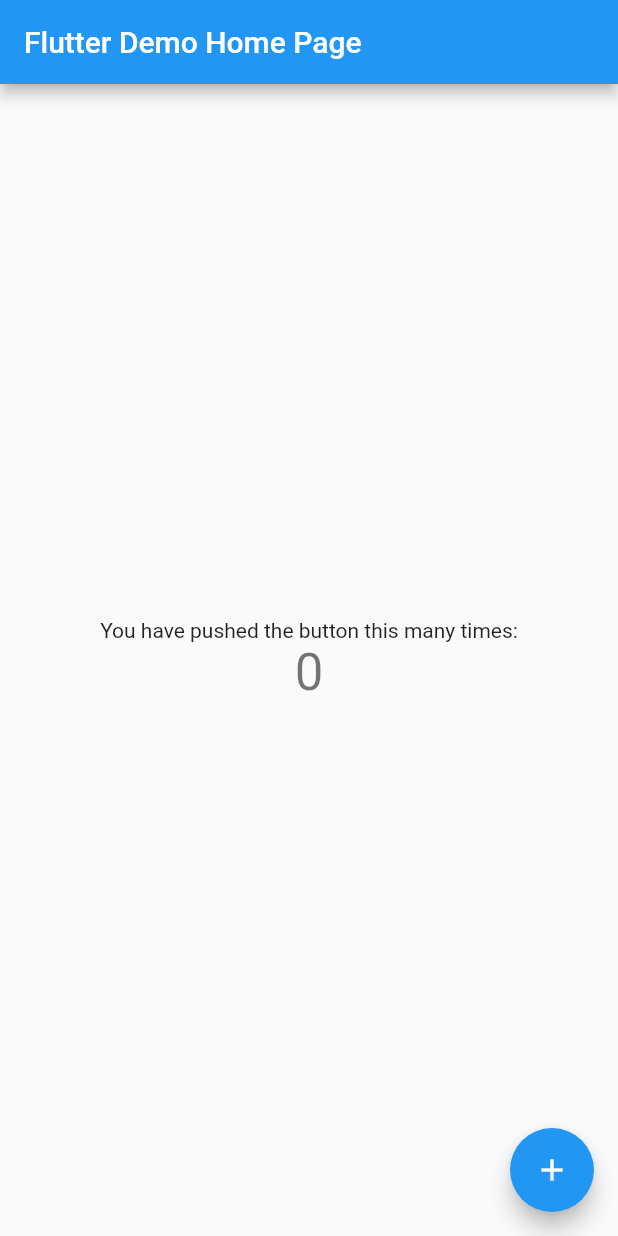
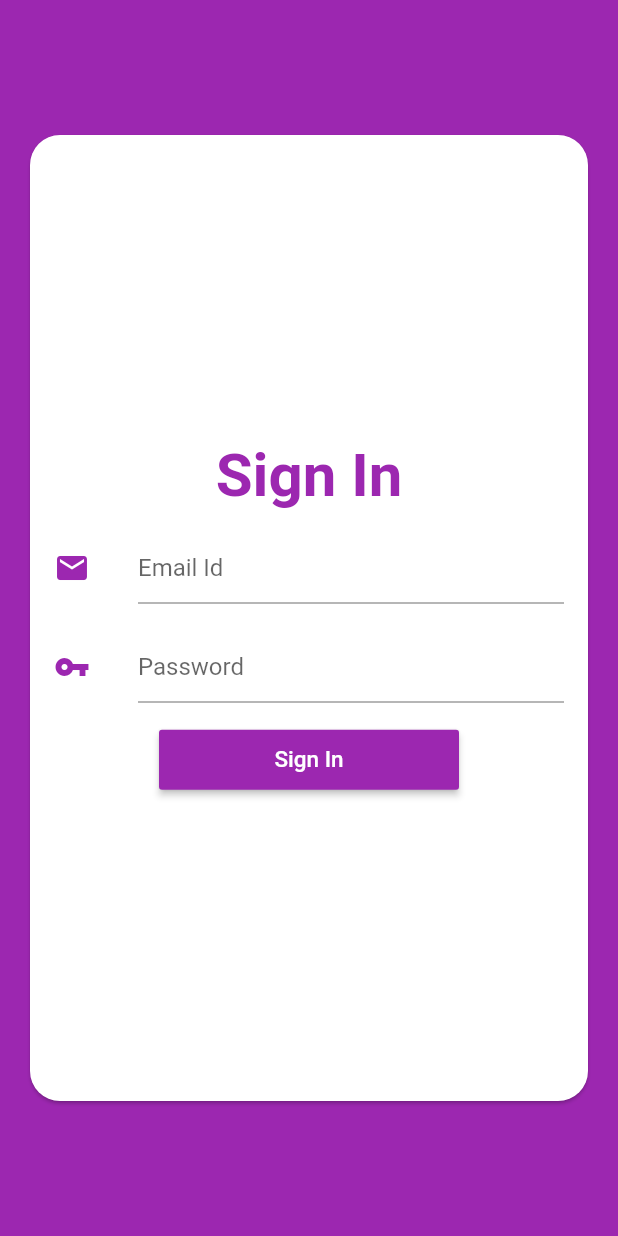
Before and after one commit to Vinothgopi97/account_manager1, a Flutter app: the screen it shows after launch, on a phone screen of 412 x 824 dp. Run offline on Flutter 3.47's test engine with Material 2 defaults, Android fonts, the phone set to English and light mode, and no system bars.

Commit message:
Signin page Home Page initial Customer data modal Delivery Person data Modal

```diff
--- a/lib/main.dart
+++ b/lib/main.dart
@@ -1,3 +1,5 @@
+import 'package:account_manager/views/HomePage.dart';
+import 'package:account_manager/views/SigninPage.dart';
 import 'package:flutter/material.dart';
 
 void main() {
@@ -9,109 +11,64 @@ class MyApp extends StatelessWidget {
   @override
   Widget build(BuildContext context) {
     return MaterialApp(
-      title: 'Flutter Demo',
+      title: 'Account Manager',
       theme: ThemeData(
-        // This is the theme of your application.
-        //
-        // Try running your application with "flutter run". You'll see the
-        // application has a blue toolbar. Then, without quitting the app, try
-        // changing the primarySwatch below to Colors.green and then invoke
-        // "hot reload" (press "r" in the console where you ran "flutter run",
-        // or simply save your changes to "hot reload" in a Flutter IDE).
-        // Notice that the counter didn't reset back to zero; the application
-        // is not restarted.
-        primarySwatch: Colors.blue,
-        // This makes the visual density adapt to the platform that you run
-        // the app on. For desktop platforms, the controls will be smaller and
-        // closer together (more dense) than on mobile platforms.
+        appBarTheme: AppBarTheme(
+          color: Colors.purple,
+          textTheme: TextTheme(
+            headline1: TextStyle(
+                fontSize: 20,
+                color: Colors.white
+            )
+          )
+        ),
+        primarySwatch: Colors.purple,
+        accentColor: Colors.purpleAccent,
+        cursorColor: Colors.purple,
+        iconTheme: IconThemeData(
+          color: Colors.purple
+        ),
+        backgroundColor: Colors.purple,
+        buttonColor: Colors.purple,
+        splashColor: Colors.red,
+        buttonTheme: ButtonThemeData(
+          textTheme: ButtonTextTheme.normal,
+          buttonColor: Colors.purple,
+          splashColor: Colors.red,
+        ),
+        primaryColor: Colors.purple,
+        cardTheme: CardTheme(
+          margin: EdgeInsets.symmetric(
+            vertical: 40,
+            horizontal: 20
+          )
+        ),
+        textTheme: TextTheme(
+          headline1: TextStyle(
+            fontSize: 40,
+            fontWeight: FontWeight.bold,
+            fontStyle: FontStyle.normal,
+            color: Colors.purple
+          ),
+          headline2: TextStyle(
+              fontSize: 20,
+              fontWeight: FontWeight.bold,
+              fontStyle: FontStyle.normal,
+              color: Colors.purple
+          ),
+          button: TextStyle(
+            color: Colors.white,
+            fontSize: 15,
+          )
+
+        ),
         visualDensity: VisualDensity.adaptivePlatformDensity,
       ),
-      home: MyHomePage(title: 'Flutter Demo Home Page'),
+      home: SigninPage(),
+      routes: <String,WidgetBuilder> {
+        "/signin": (builder) => SigninPage(),
+        "/home": (builder) => Home(),
+      },
     );
   }
 }
-
-class MyHomePage extends StatefulWidget {
-  MyHomePage({Key key, this.title}) : super(key: key);
-
-  // This widget is the home page of your application. It is stateful, meaning
-  // that it has a State object (defined below) that contains fields that affect
-  // how it looks.
-
-  // This class is the configuration for the state. It holds the values (in this
-  // case the title) provided by the parent (in this case the App widget) and
-  // used by the build method of the State. Fields in a Widget subclass are
-  // always marked "final".
-
-  final String title;
-
-  @override
-  _MyHomePageState createState() => _MyHomePageState();
-}
-
-class _MyHomePageState extends State<MyHomePage> {
-  int _counter = 0;
-
-  void _incrementCounter() {
-    setState(() {
-      // This call to setState tells the Flutter framework that something has
-      // changed in this State, which causes it to rerun the build method below
-      // so that the display can reflect the updated values. If we changed
-      // _counter without calling setState(), then the build method would not be
-      // called again, and so nothing would appear to happen.
-      _counter++;
-    });
-  }
-
-  @override
-  Widget build(BuildContext context) {
-    // This method is rerun every time setState is called, for instance as done
-    // by the _incrementCounter method above.
-    //
-    // The Flutter framework has been optimized to make rerunning build methods
-    // fast, so that you can just rebuild anything that needs updating rather
-    // than having to individually change instances of widgets.
-    return Scaffold(
-      appBar: AppBar(
-        // Here we take the value from the MyHomePage object that was created by
-        // the App.build method, and use it to set our appbar title.
-        title: Text(widget.title),
-      ),
-      body: Center(
-        // Center is a layout widget. It takes a single child and positions it
-        // in the middle of the parent.
-        child: Column(
-          // Column is also a layout widget. It takes a list of children and
-          // arranges them vertically. By default, it sizes itself to fit its
-          // children horizontally, and tries to be as tall as its parent.
-          //
-          // Invoke "debug painting" (press "p" in the console, choose the
-          // "Toggle Debug Paint" action from the Flutter Inspector in Android
-          // Studio, or the "Toggle Debug Paint" command in Visual Studio Code)
-          // to see the wireframe for each widget.
-          //
-          // Column has various properties to control how it sizes itself and
-          // how it positions its children. Here we use mainAxisAlignment to
-          // center the children vertically; the main axis here is the vertical
-          // axis because Columns are vertical (the cross axis would be
-          // horizontal).
-          mainAxisAlignment: MainAxisAlignment.center,
-          children: <Widget>[
-            Text(
-              'You have pushed the button this many times:',
-            ),
-            Text(
-              '$_counter',
-              style: Theme.of(context).textTheme.headline4,
-            ),
-          ],
-        ),
-      ),
-      floatingActionButton: FloatingActionButton(
-        onPressed: _incrementCounter,
-        tooltip: 'Increment',
-        child: Icon(Icons.add),
-      ), // This trailing comma makes auto-formatting nicer for build methods.
-    );
-  }
-}
--- /dev/null
+++ b/lib/views/SigninPage.dart
@@ -0,0 +1,74 @@
+import 'package:account_manager/views/components/EmailInputField.dart';
+import 'package:account_manager/views/components/PasswordInputFiled.dart';
+import 'package:account_manager/views/components/SigninButton.dart';
+import 'package:flutter/cupertino.dart';
+import 'package:flutter/material.dart';
+
+class SigninPage extends StatefulWidget {
+  @override
+  _SigninPageState createState() => _SigninPageState();
+}
+
+class _SigninPageState extends State<SigninPage> {
+
+  GlobalKey<FormState> _key = GlobalKey();
+
+  String username, password;
+
+  @override
+  Widget build(BuildContext context) {
+    return Scaffold(
+      body: Container(
+        alignment: Alignment.center,
+        child: Center(
+          child: Container(
+            padding: EdgeInsets.symmetric(vertical: 50),
+            color: Theme.of(context).backgroundColor,
+            child: Card(
+              margin: Theme.of(context).cardTheme.margin,
+              shape: RoundedRectangleBorder(
+                borderRadius: BorderRadius.circular(20),
+              ),
+              child: Column(
+                mainAxisAlignment: MainAxisAlignment.center,
+                crossAxisAlignment: CrossAxisAlignment.center,
+                children: <Widget>[
+                  Form(
+                      key: _key,
+                      child: Column(
+                        children: <Widget>[
+                          Text("Sign In", style: Theme.of(context).textTheme.headline1),
+                          Padding(padding: EdgeInsets.only(top: 10)),
+                          EmailInputField(_saveUserName),
+                          Padding(padding: EdgeInsets.only(top: 10)),
+                          PasswordInputField(_savePassword),
+                          Padding(padding: EdgeInsets.only(top: 10)),
+                          SigninButton(_key,_sendToNextScreen)
+                        ],
+                      ))
+                ],
+              ),
+            ),
+          ),
+        ),
+      ),
+    );
+  }
+
+  _sendToNextScreen(){
+    if(_key.currentState.validate())
+    {
+      _key.currentState.save();
+      print(username);
+      Navigator.of(context).popAndPushNamed("/home",arguments: username);
+    }
+  }
+
+  _saveUserName(user){
+    this.username = user;
+  }
+
+  _savePassword(pass){
+    this.password = pass;
+  }
+}
--- /dev/null
+++ b/lib/views/components/EmailInputField.dart
@@ -0,0 +1,30 @@
+import 'package:flutter/material.dart';
+
+class EmailInputField extends StatelessWidget {
+
+  final RegExp emailRegExp = new RegExp("[a-z0-9]+\@[a-z]+\.[a-z]+");
+
+  Function onSave;
+
+  EmailInputField(Function save){
+    onSave = save;
+  }
+
+  @override
+  Widget build(BuildContext context) {
+    return ListTile(
+        leading: Icon(Icons.email, color: Theme.of(context).iconTheme.color,),
+        title: TextFormField(
+          decoration: InputDecoration(
+              hintText: "Email Id"
+          ),
+          showCursor: true,
+          validator: (input){
+            if(!emailRegExp.hasMatch(input))
+              return "Enter a valid email id";
+          },
+          onSaved: onSave,
+        )
+    );
+  }
+}
--- /dev/null
+++ b/lib/views/components/PasswordInputFiled.dart
@@ -0,0 +1,29 @@
+import 'package:flutter/material.dart';
+
+class PasswordInputField extends StatelessWidget {
+
+  Function onSave;
+
+  PasswordInputField(Function save){
+    onSave = save;
+  }
+
+  @override
+  Widget build(BuildContext context) {
+    return ListTile(
+        leading: Icon(Icons.vpn_key, color: Theme.of(context).iconTheme.color),
+        title: TextFormField(
+          decoration: InputDecoration(
+              hintText: "Password",
+          ),
+          showCursor: true,
+          obscureText: true,
+          validator: (input){
+            if(input.length < 8)
+              return "Password must be atleast 8 characters long";
+          },
+          onSaved: onSave,
+        )
+    );
+  }
+}
--- /dev/null
+++ b/lib/views/components/SigninButton.dart
@@ -0,0 +1,25 @@
+import 'package:flutter/material.dart';
+
+class SigninButton extends StatelessWidget {
+  GlobalKey<FormState> _key;
+  Function _fun;
+
+  SigninButton(GlobalKey key, Function fun){
+    _key = key;
+    _fun = fun;
+  }
+
+  @override
+  Widget build(BuildContext context) {
+    return  ButtonTheme(
+      height: 40.0,
+      minWidth: 200.0,
+      child: RaisedButton(
+        onPressed: _fun,
+        color: Theme.of(context).buttonColor,
+        child: Text("Sign In",style: Theme.of(context).textTheme.button,),
+      ),
+    );
+  }
+
+}
```
Also changed, not shown: lib/modal/Customer.dart (added, +33 -0 lines), lib/modal/DeliveryPerson.dart (added, +43 -0 lines), lib/views/HomePage.dart (added, +21 -0 lines).
